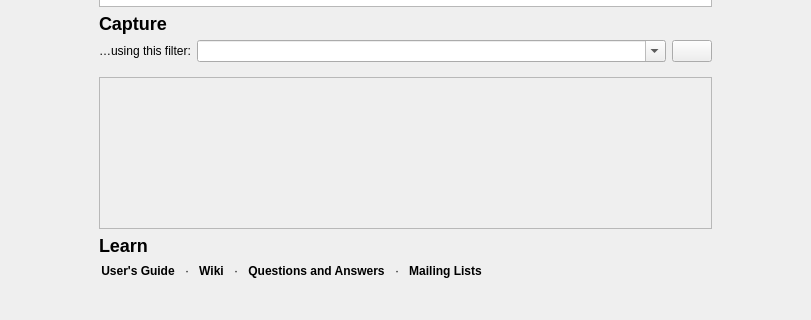
Above: include/wireshark/ui/qt/welcome_page.ui from randolphcyg/gowireshark before the change; both pictures show x 0 to 811 and y 343 to 663 of the 811 by 663 pixel window. Below: the same form after it.
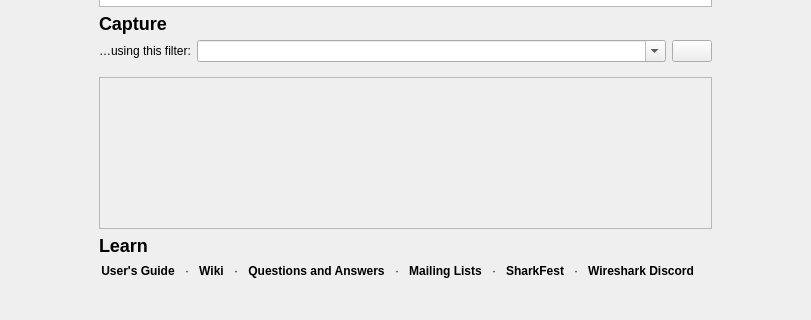
That is the form after the change. Custom widgets are drawn as their Qt base class.

Commit message: [ADD]1. Adapt to wireshark 4.0.1 2. Fixed the error of importing files in the wireshark source code 3. Initially realize real-time capture and parsing of packets (there are still problems with parsing results)

```diff
--- a/include/wireshark/ui/qt/welcome_page.ui
+++ b/include/wireshark/ui/qt/welcome_page.ui
@@ -280,6 +280,14 @@
 
 &lt;th&gt;&lt;a href=&quot;https://www.wireshark.org/lists/&quot;&gt;Mailing Lists&lt;/a&gt;&lt;/th&gt;
 
+&lt;td style=&quot;padding-left: 8px; padding-right: 8px;&quot;&gt;·&lt;/td&gt;
+
+&lt;th&gt;&lt;a href=&quot;https://sharkfest.wireshark.org/&quot;&gt;SharkFest&lt;/a&gt;&lt;/th&gt;
+
+&lt;td style=&quot;padding-left: 8px; padding-right: 8px;&quot;&gt;·&lt;/td&gt;
+
+&lt;th&gt;&lt;a href=&quot;https://discord.com/invite/ts9GZCjGj5&quot;&gt;Wireshark Discord&lt;/a&gt;&lt;/th&gt;
+
 &lt;/tr&gt;&lt;/table&gt;
 &lt;/body&gt;&lt;/html&gt;</string>
         </property>
```
The commit also changes 185 other files.
